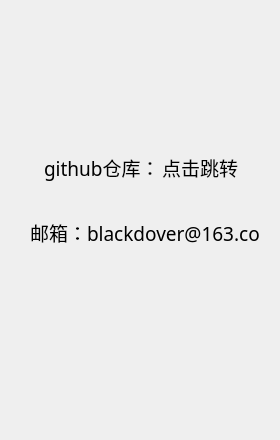
Before: the Qt Designer form connectus.ui in wwwxyz123/shanghaifusheng, drawn with Qt 5.
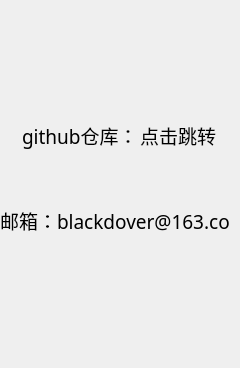
After: the same form once the commit is applied.

Commit message: 更改图标和描述文字

```diff
--- a/connectus.ui
+++ b/connectus.ui
@@ -6,8 +6,8 @@
    <rect>
     <x>0</x>
     <y>0</y>
-    <width>280</width>
-    <height>440</height>
+    <width>240</width>
+    <height>368</height>
    </rect>
   </property>
   <property name="windowTitle">
@@ -16,8 +16,8 @@
   <widget class="QLabel" name="githubtext">
    <property name="geometry">
     <rect>
-     <x>44</x>
-     <y>152</y>
+     <x>22</x>
+     <y>120</y>
      <width>121</width>
      <height>31</height>
     </rect>
@@ -44,8 +44,8 @@
   <widget class="QLabel" name="github">
    <property name="geometry">
     <rect>
-     <x>162</x>
-     <y>152</y>
+     <x>140</x>
+     <y>120</y>
      <width>91</width>
      <height>31</height>
     </rect>
@@ -63,8 +63,8 @@
   <widget class="QLabel" name="label_2">
    <property name="geometry">
     <rect>
-     <x>30</x>
-     <y>212</y>
+     <x>0</x>
+     <y>200</y>
      <width>231</width>
      <height>41</height>
     </rect>
```
The commit also changes 1 other file.
